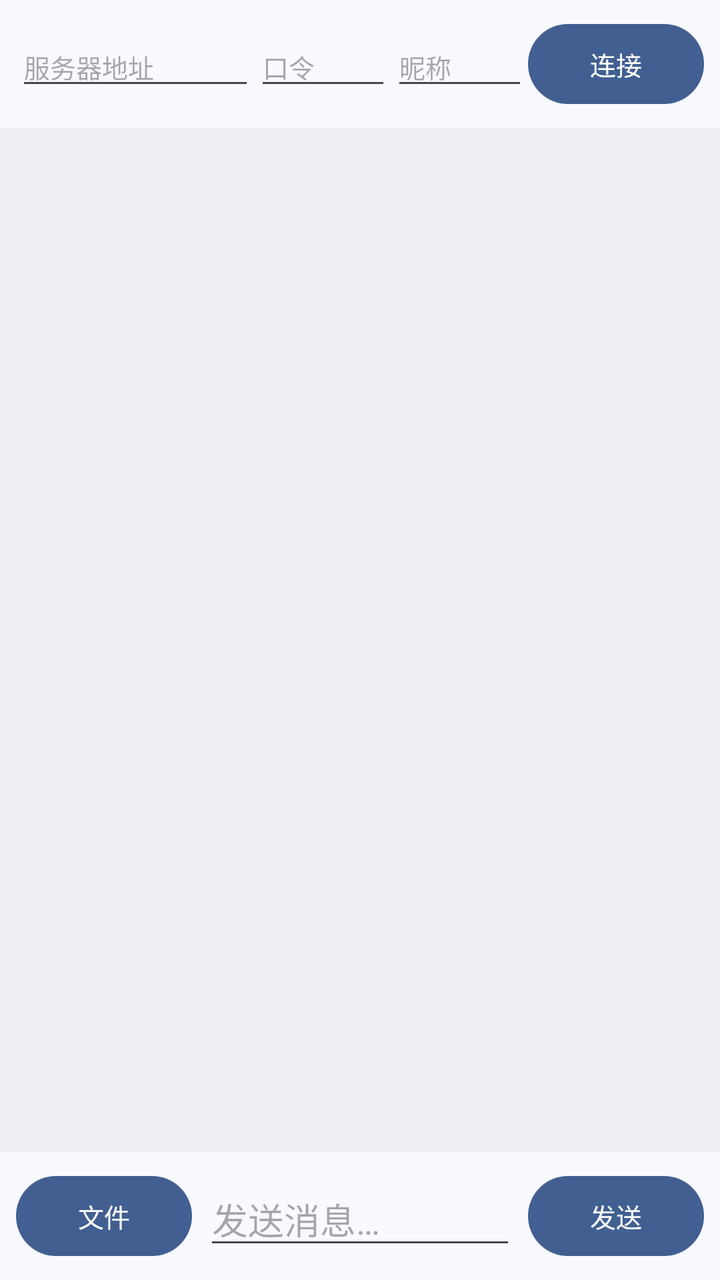
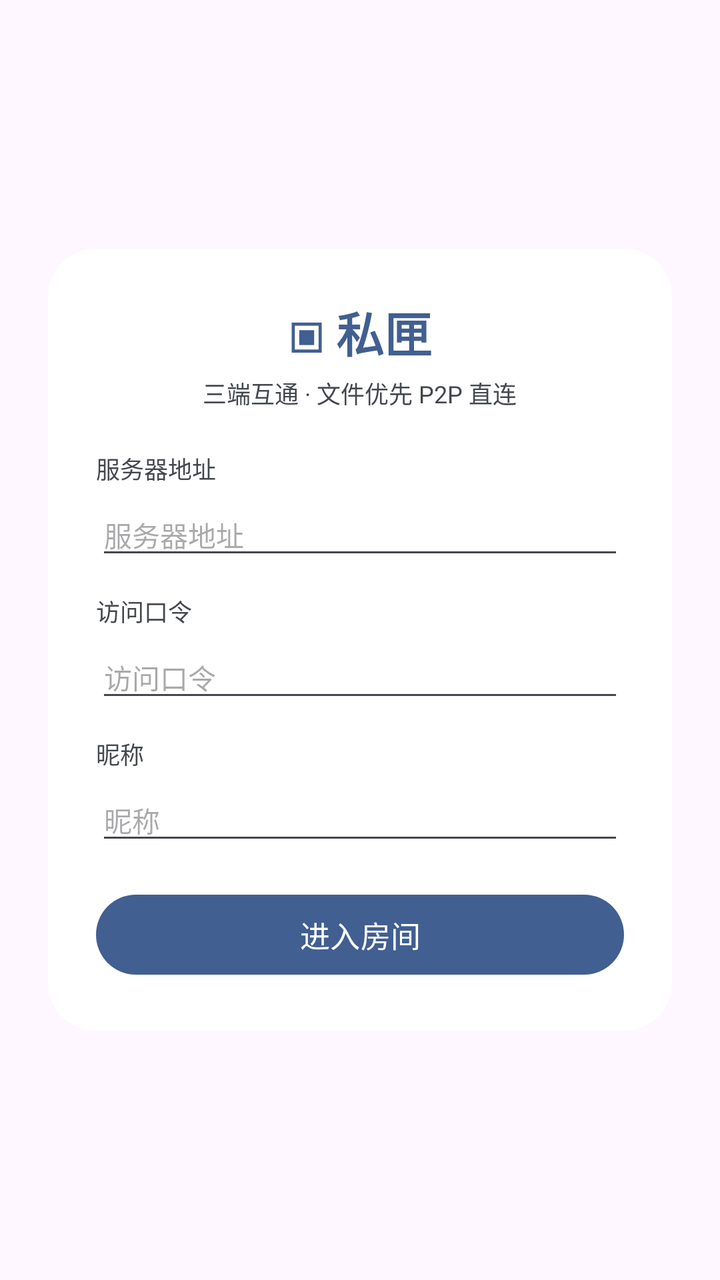

An Android layout rendered at two revisions. The XML below is the earlier revision; the diff shows what the commit changed to produce the second picture.
<!-- AndroidManifest.xml: application theme Theme.PrivateDrop -->
<!-- res/layout/activity_main.xml -->
<?xml version="1.0" encoding="utf-8"?>
<LinearLayout xmlns:android="http://schemas.android.com/apk/res/android"
    android:layout_width="match_parent"
    android:layout_height="match_parent"
    android:orientation="vertical"
    android:background="@color/surface">

    
    <LinearLayout
        android:layout_width="match_parent"
        android:layout_height="wrap_content"
        android:orientation="horizontal"
        android:padding="8dp"
        android:gravity="center_vertical">

        <EditText
            android:id="@+id/etServer"
            android:layout_width="0dp"
            android:layout_height="wrap_content"
            android:layout_weight="1.4"
            android:hint="@string/hint_server"
            android:inputType="textUri"
            android:textSize="13sp"
            android:maxLines="1" />

        <EditText
            android:id="@+id/etToken"
            android:layout_width="0dp"
            android:layout_height="wrap_content"
            android:layout_weight="0.8"
            android:hint="@string/hint_token"
            android:inputType="text"
            android:textSize="13sp"
            android:maxLines="1" />

        <EditText
            android:id="@+id/etNick"
            android:layout_width="0dp"
            android:layout_height="wrap_content"
            android:layout_weight="0.8"
            android:hint="@string/hint_nick"
            android:inputType="text"
            android:textSize="13sp"
            android:maxLines="1" />

        <Button
            android:id="@+id/btnConnect"
            android:layout_width="wrap_content"
            android:layout_height="wrap_content"
            android:text="@string/connect"
            android:textSize="13sp" />
    </LinearLayout>

    
    <TextView
        android:id="@+id/tvQuote"
        android:layout_width="match_parent"
        android:layout_height="wrap_content"
        android:paddingStart="12dp"
        android:paddingEnd="12dp"
        android:paddingBottom="6dp"
        android:textSize="12sp"
        android:textStyle="italic"
        android:textColor="@color/on_surface_variant"
        android:visibility="gone" />

    
    <ScrollView
        android:id="@+id/scroll"
        android:layout_width="match_parent"
        android:layout_height="0dp"
        android:layout_weight="1"
        android:background="@color/surface_container"
        android:fillViewport="true">

        <LinearLayout
            android:id="@+id/llMessages"
            android:layout_width="match_parent"
            android:layout_height="wrap_content"
            android:orientation="vertical"
            android:padding="8dp" />
    </ScrollView>

    
    <LinearLayout
        android:layout_width="match_parent"
        android:layout_height="wrap_content"
        android:orientation="horizontal"
        android:padding="8dp"
        android:gravity="center_vertical">

        <Button
            android:id="@+id/btnFile"
            android:layout_width="wrap_content"
            android:layout_height="wrap_content"
            android:text="文件"
            android:textSize="13sp" />

        <EditText
            android:id="@+id/etInput"
            android:layout_width="0dp"
            android:layout_height="wrap_content"
            android:layout_weight="1"
            android:layout_marginStart="6dp"
            android:layout_marginEnd="6dp"
            android:hint="@string/hint_input"
            android:maxLines="4"
            android:inputType="textMultiLine|textCapSentences" />

        <Button
            android:id="@+id/btnSend"
            android:layout_width="wrap_content"
            android:layout_height="wrap_content"
            android:text="@string/send"
            android:textSize="13sp" />
    </LinearLayout>
</LinearLayout>
<!-- resources referenced by this layout -->
<resources>
  <color name="on_surface_variant">#44474E</color>
  <color name="surface">#F9F9FF</color>
  <color name="surface_container">#ECEEF4</color>
  <string name="connect">连接</string>
  <string name="hint_input">发送消息…</string>
  <string name="hint_nick">昵称</string>
  <string name="hint_server">服务器地址</string>
  <string name="hint_token">口令</string>
  <string name="send">发送</string>
  <style name="Theme.PrivateDrop" parent="Theme.Material3.DayNight.NoActionBar">
          <item name="colorPrimary">@color/primary</item>
          <item name="android:statusBarColor">@color/surface</item>
          <item name="android:windowLightStatusBar">true</item>
      </style>
  <color name="primary">#415F91</color>
</resources>

<!-- the commit's change to res/layout/activity_main.xml (unified diff, before → after) -->
@@ -1,117 +1,209 @@
 <?xml version="1.0" encoding="utf-8"?>
-<LinearLayout xmlns:android="http://schemas.android.com/apk/res/android"
+<FrameLayout xmlns:android="http://schemas.android.com/apk/res/android"
     android:layout_width="match_parent"
-    android:layout_height="match_parent"
-    android:orientation="vertical"
-    android:background="@color/surface">
+    android:layout_height="match_parent">
+
+    
+    <ScrollView
+        android:id="@+id/loginRoot"
+        android:layout_width="match_parent"
+        android:layout_height="match_parent"
+        android:fillViewport="true">
+
+        <LinearLayout
+            android:layout_width="match_parent"
+            android:layout_height="wrap_content"
+            android:orientation="vertical"
+            android:gravity="center"
+            android:padding="24dp">
+
+            <LinearLayout
+                android:layout_width="match_parent"
+                android:layout_height="wrap_content"
+                android:orientation="vertical"
+                android:background="@drawable/bg_login_card"
+                android:padding="24dp">
+
+                <TextView
+                    android:layout_width="wrap_content"
+                    android:layout_height="wrap_content"
+                    android:layout_gravity="center_horizontal"
+                    android:text="▣ 私匣"
+                    android:textSize="24sp"
+                    android:textStyle="bold"
+                    android:textColor="@color/primary" />
+
+                <TextView
+                    android:layout_width="wrap_content"
+                    android:layout_height="wrap_content"
+                    android:layout_gravity="center_horizontal"
+                    android:layout_marginTop="4dp"
+                    android:layout_marginBottom="20dp"
+                    android:text="三端互通 · 文件优先 P2P 直连"
+                    android:textSize="12sp"
+                    android:textColor="@color/on_surface_variant" />
+
+                <TextView
+                    android:layout_width="wrap_content"
+                    android:layout_height="wrap_content"
+                    android:text="服务器地址"
+                    android:textSize="12sp"
+                    android:textColor="@color/on_surface_variant" />
+
+                <EditText
+                    android:id="@+id/etServer"
+                    android:layout_width="match_parent"
+                    android:layout_height="wrap_content"
+                    android:layout_marginTop="4dp"
+                    android:layout_marginBottom="12dp"
+                    android:hint="服务器地址"
+                    android:inputType="textUri"
+                    android:maxLines="1"
+                    android:textSize="14sp" />
+
+                <TextView
+                    android:layout_width="wrap_content"
+                    android:layout_height="wrap_content"
+                    android:text="访问口令"
+                    android:textSize="12sp"
+                    android:textColor="@color/on_surface_variant" />
+
+                <EditText
+                    android:id="@+id/etToken"
+                    android:layout_width="match_parent"
+                    android:layout_height="wrap_content"
+                    android:layout_marginTop="4dp"
+                    android:layout_marginBottom="12dp"
+                    android:hint="访问口令"
+                    android:inputType="text"
+                    android:maxLines="1"
+                    android:textSize="14sp" />
+
+                <TextView
+                    android:layout_width="wrap_content"
+                    android:layout_height="wrap_content"
+                    android:text="昵称"
+                    android:textSize="12sp"
+                    android:textColor="@color/on_surface_variant" />
+
+                <EditText
+                    android:id="@+id/etNick"
+                    android:layout_width="match_parent"
+                    android:layout_height="wrap_content"
+                    android:layout_marginTop="4dp"
+                    android:layout_marginBottom="16dp"
+                    android:hint="昵称"
+                    android:inputType="text"
+                    android:maxLines="1"
+                    android:textSize="14sp" />
+
+                <Button
+                    android:id="@+id/btnConnect"
+                    android:layout_width="match_parent"
+                    android:layout_height="wrap_content"
+                    android:text="进入房间"
+                    android:textSize="15sp" />
+            </LinearLayout>
+        </LinearLayout>
+    </ScrollView>
 
     
     <LinearLayout
+        android:id="@+id/chatRoot"
         android:layout_width="match_parent"
-        android:layout_height="wrap_content"
-        android:orientation="horizontal"
-        android:padding="8dp"
-        android:gravity="center_vertical">
-
-        <EditText
-            android:id="@+id/etServer"
-            android:layout_width="0dp"
-            android:layout_height="wrap_content"
-            android:layout_weight="1.4"
-            android:hint="@string/hint_server"
-            android:inputType="textUri"
-            android:textSize="13sp"
-            android:maxLines="1" />
-
-        <EditText
-            android:id="@+id/etToken"
-            android:layout_width="0dp"
-            android:layout_height="wrap_content"
-            android:layout_weight="0.8"
-            android:hint="@string/hint_token"
-            android:inputType="text"
-            android:textSize="13sp"
-            android:maxLines="1" />
-
-        <EditText
-            android:id="@+id/etNick"
-            android:layout_width="0dp"
-            android:layout_height="wrap_content"
-            android:layout_weight="0.8"
-            android:hint="@string/hint_nick"
-            android:inputType="text"
-            android:textSize="13sp"
-            android:maxLines="1" />
-
-        <Button
-            android:id="@+id/btnConnect"
-            android:layout_width="wrap_content"
-            android:layout_height="wrap_content"
-            android:text="@string/connect"
-            android:textSize="13sp" />
+        android:layout_height="match_parent"
+        android:orientation="vertical"
+        android:background="@color/surface"
+        android:visibility="gone">
+
+        <TextView
+            android:id="@+id/tvQuote"
+            android:layout_width="match_parent"
+            android:layout_height="wrap_content"
+            android:paddingStart="12dp"
+            android:paddingEnd="12dp"
+            android:paddingTop="6dp"
+            android:paddingBottom="6dp"
+            android:textSize="12sp"
+            android:textStyle="italic"
+            android:textColor="@color/on_surface_variant"
+            android:visibility="gone" />
+
+        <ScrollView
+            android:id="@+id/scroll"
+            android:layout_width="match_parent"
+            android:layout_height="0dp"
+            android:layout_weight="1"
+            android:background="@color/surface_container"
+            android:fillViewport="true">
+
+            <LinearLayout
+                android:id="@+id/llMessages"
+                android:layout_width="match_parent"
+                android:layout_height="wrap_content"
+                android:orientation="vertical"
+                android:padding="8dp" />
+        </ScrollView>
+
+        
+        <LinearLayout
+            android:id="@+id/progressRow"
+            android:layout_width="match_parent"
+            android:layout_height="wrap_content"
+            android:orientation="horizontal"
+            android:gravity="center_vertical"
+            android:paddingStart="12dp"
+            android:paddingEnd="12dp"
+            android:paddingTop="4dp"
+            android:visibility="gone">
+
+            <ProgressBar
+                android:id="@+id/pb"
+                style="?android:attr/progressBarStyleHorizontal"
+                android:layout_width="0dp"
+                android:layout_height="wrap_content"
+                android:layout_weight="1" />
+
+            <TextView
+                android:id="@+id/tvProgress"
+                android:layout_width="wrap_content"
+                android:layout_height="wrap_content"
+                android:layout_marginStart="10dp"
+                android:textSize="12sp"
+                android:textColor="@color/on_surface_variant" />
+        </LinearLayout>
+
+        <LinearLayout
+            android:layout_width="match_parent"
+            android:layout_height="wrap_content"
+            android:orientation="horizontal"
+            android:padding="8dp"
+            android:gravity="center_vertical">
+
+            <Button
+                android:id="@+id/btnFile"
+                android:layout_width="wrap_content"
+                android:layout_height="wrap_content"
+                android:text="文件"
+                android:textSize="13sp" />
+
+            <EditText
+                android:id="@+id/etInput"
+                android:layout_width="0dp"
+                android:layout_height="wrap_content"
+                android:layout_weight="1"
+                android:layout_marginStart="6dp"
+                android:layout_marginEnd="6dp"
+                android:hint="@string/hint_input"
+                android:maxLines="4"
+                android:inputType="textMultiLine|textCapSentences" />
+
+            <Button
+                android:id="@+id/btnSend"
+                android:layout_width="wrap_content"
+                android:layout_height="wrap_content"
+                android:text="@string/send"
+                android:textSize="13sp" />
+        </LinearLayout>
     </LinearLayout>
-
-    
-    <TextView
-        android:id="@+id/tvQuote"
-        android:layout_width="match_parent"
-        android:layout_height="wrap_content"
-        android:paddingStart="12dp"
-        android:paddingEnd="12dp"
-        android:paddingBottom="6dp"
-        android:textSize="12sp"
-        android:textStyle="italic"
-        android:textColor="@color/on_surface_variant"
-        android:visibility="gone" />
-
-    
-    <ScrollView
-        android:id="@+id/scroll"
-        android:layout_width="match_parent"
-        android:layout_height="0dp"
-        android:layout_weight="1"
-        android:background="@color/surface_container"
-        android:fillViewport="true">
-
-        <LinearLayout
-            android:id="@+id/llMessages"
-            android:layout_width="match_parent"
-            android:layout_height="wrap_content"
-            android:orientation="vertical"
-            android:padding="8dp" />
-    </ScrollView>
-
-    
-    <LinearLayout
-        android:layout_width="match_parent"
-        android:layout_height="wrap_content"
-        android:orientation="horizontal"
-        android:padding="8dp"
-        android:gravity="center_vertical">
-
-        <Button
-            android:id="@+id/btnFile"
-            android:layout_width="wrap_content"
-            android:layout_height="wrap_content"
-            android:text="文件"
-            android:textSize="13sp" />
-
-        <EditText
-            android:id="@+id/etInput"
-            android:layout_width="0dp"
-            android:layout_height="wrap_content"
-            android:layout_weight="1"
-            android:layout_marginStart="6dp"
-            android:layout_marginEnd="6dp"
-            android:hint="@string/hint_input"
-            android:maxLines="4"
-            android:inputType="textMultiLine|textCapSentences" />
-
-        <Button
-            android:id="@+id/btnSend"
-            android:layout_width="wrap_content"
-            android:layout_height="wrap_content"
-            android:text="@string/send"
-            android:textSize="13sp" />
-    </LinearLayout>
-</LinearLayout>
+</FrameLayout>
<!-- resource entries referenced after the edit -->
@@ -3,11 +3,13 @@
   <color name="on_surface_variant">#44474E</color>
   <color name="surface">#F9F9FF</color>
   <color name="surface_container">#ECEEF4</color>
-  <string name="connect">连接</string>
+  <!-- drawable bg_login_card (drawable) -->
+  <?xml version="1.0" encoding="utf-8"?>
+  <shape xmlns:android="http://schemas.android.com/apk/res/android" android:shape="rectangle">
+      <solid android:color="#F2FFFFFF" />
+      <corners android:radius="24dp" />
+  </shape>
   <string name="hint_input">发送消息…</string>
-  <string name="hint_nick">昵称</string>
-  <string name="hint_server">服务器地址</string>
-  <string name="hint_token">口令</string>
   <string name="send">发送</string>
   <style name="Theme.PrivateDrop" parent="Theme.Material3.DayNight.NoActionBar">
           <item name="colorPrimary">@color/primary</item>
